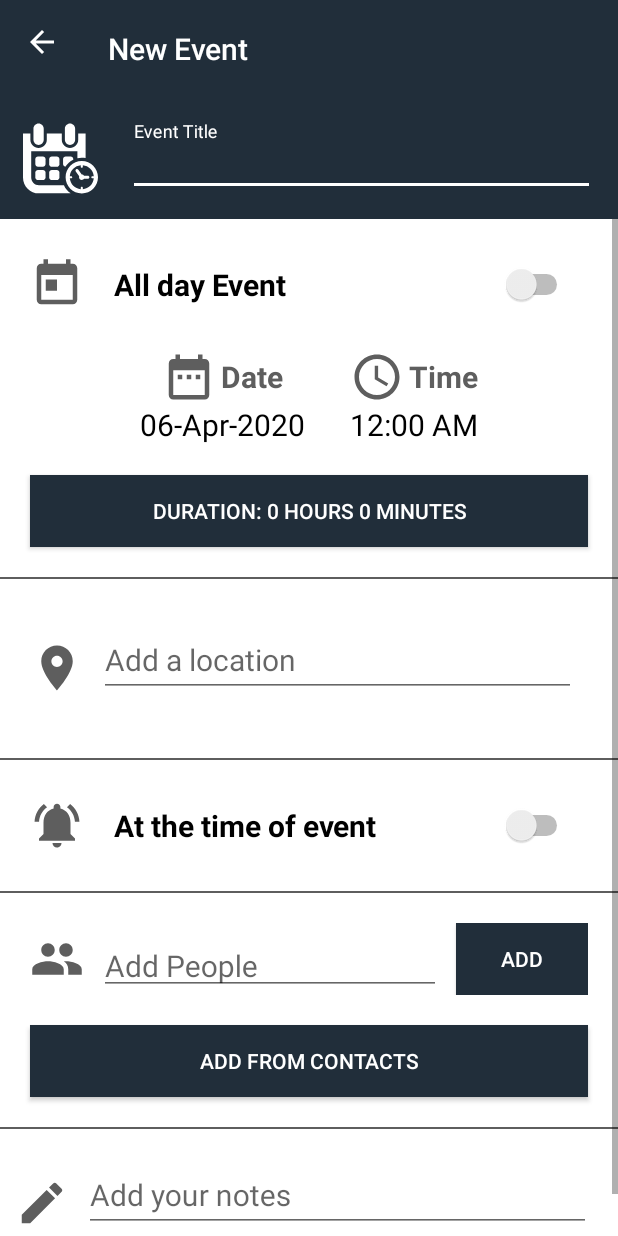
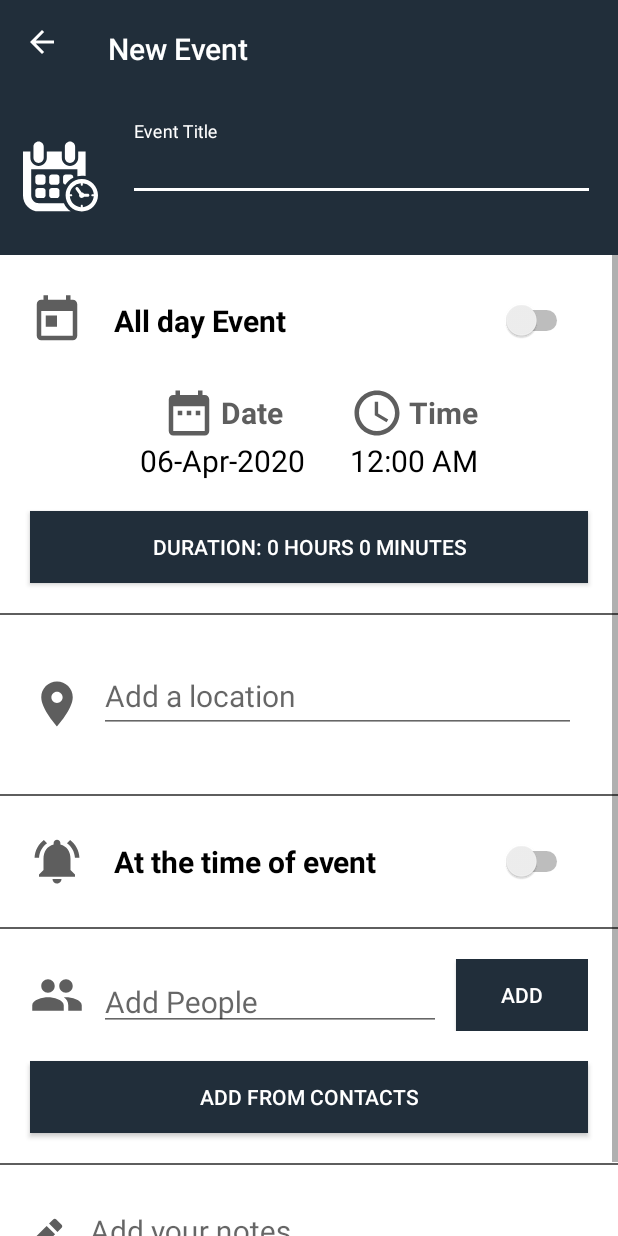
Before and after one commit to osemrt/Event-Notifier, an Android app: the layout layout_add_new_event.xml on its own in the app's theme, with its tools: preview values and no code run, on a phone screen of 412 x 824 dp. Run offline under Robolectric (Android 15) with nearby library versions, the phone set to English and light mode, and no system bars.

Commit message:
🎉 Style views

```diff
--- a/app/src/main/res/layout/activity_main.xml
+++ b/app/src/main/res/layout/activity_main.xml
@@ -10,8 +10,18 @@
         android:id="@+id/MainActivity_FrameLayout_Container"
         android:layout_width="match_parent"
         android:layout_height="wrap_content"
+        android:layout_above="@id/MainActivity_LinearLayout_Line"
+        android:layout_alignParentTop="true" />
+
+    <LinearLayout
+        android:id="@+id/MainActivity_LinearLayout_Line"
+        android:layout_width="match_parent"
+        android:layout_height="wrap_content"
         android:layout_above="@id/MainActivity_BottomNavigation"
-        android:layout_alignParentTop="true" />
+        android:background="@color/darkIndigo"
+        android:gravity="center"
+        android:orientation="horizontal"
+        android:padding="1dp" />
 
 
     <com.google.android.material.bottomnavigation.BottomNavigationView
--- a/app/src/main/res/layout/layout_add_new_event.xml
+++ b/app/src/main/res/layout/layout_add_new_event.xml
@@ -23,6 +23,7 @@
         android:layout_width="match_parent"
         android:layout_height="wrap_content"
         android:background="@color/darkIndigo"
+        android:gravity="center"
         android:orientation="horizontal"
         android:padding="15dp">
 
@@ -30,26 +31,40 @@
             android:id="@+id/imageView"
             android:layout_width="wrap_content"
             android:layout_height="wrap_content"
-            android:layout_marginRight="20dp"
+            android:layout_marginEnd="20dp"
             app:srcCompat="@drawable/ic_event" />
 
         <com.google.android.material.textfield.TextInputLayout
+            android:id="@+id/AddNewEventActivity_TextInputLayout_EventTitle"
             android:layout_width="match_parent"
-            android:layout_height="match_parent"
+            android:layout_height="wrap_content"
             android:theme="@style/EditScreenTextInputLayoutStyleLight"
-            app:counterEnabled="true"
-            app:counterMaxLength="25"
             app:errorEnabled="true">
 
             <com.google.android.material.textfield.TextInputEditText
                 android:layout_width="match_parent"
-                android:layout_height="wrap_content"
+                android:layout_height="match_parent"
                 android:hint="@string/event_title"
                 android:inputType="text"
                 android:textSize="16sp"
                 android:theme="@style/EditScreenTextInputLayoutStyleLight" />
         </com.google.android.material.textfield.TextInputLayout>
     </LinearLayout>
+
+    <FrameLayout
+        android:layout_width="wrap_content"
+        android:layout_height="wrap_content">
+
+        <ProgressBar
+            android:id="@+id/AddNewEventActivity_ProgressBar"
+            android:layout_width="64dp"
+            android:layout_height="64dp"
+            android:layout_gravity="center"
+            android:visibility="invisible" />
+
+        <LinearLayout
+            android:layout_width="wrap_content"
+            android:layout_height="wrap_content">
 
             <ScrollView
                 android:layout_width="match_parent"
@@ -115,10 +130,12 @@
                             android:orientation="horizontal">
 
                             <LinearLayout
+                                android:id="@+id/AddNewEventActivity_LinearLayout_SetDate"
                                 android:layout_width="wrap_content"
                                 android:layout_height="wrap_content"
-                        android:layout_marginRight="30dp"
+                                android:layout_marginEnd="30dp"
                                 android:gravity="center"
+                                android:onClick="setDate"
                                 android:orientation="vertical">
 
                                 <LinearLayout
@@ -168,9 +185,11 @@
                             </LinearLayout>
 
                             <LinearLayout
+                                android:id="@+id/AddNewEventActivity_LinearLayout_SetTime"
                                 android:layout_width="wrap_content"
                                 android:layout_height="wrap_content"
                                 android:gravity="center"
+                                android:onClick="setTime"
                                 android:orientation="vertical">
 
                                 <LinearLayout
@@ -234,7 +253,6 @@
                             android:textColor="@color/white" />
 
                     </LinearLayout>
-
 
                     <View
                         android:layout_width="match_parent"
@@ -421,19 +439,21 @@
                             android:id="@+id/AddNewEventActivity_ImageView_Note"
                             android:layout_width="wrap_content"
                             android:layout_height="wrap_content"
-                    android:layout_marginRight="10dp"
+                            android:layout_marginEnd="10dp"
                             app:srcCompat="@drawable/ic_edit_white" />
 
                         <LinearLayout
                             android:layout_width="match_parent"
                             android:layout_height="wrap_content"
-                    android:layout_marginRight="8dp">
+                            android:layout_marginEnd="8dp">
 
                             <com.google.android.material.textfield.TextInputLayout
                                 android:id="@+id/AddNewEventActivity_TextInputLayout_Note"
                                 android:layout_width="match_parent"
                                 android:layout_height="wrap_content"
                                 android:theme="@style/EditScreenTextInputLayoutStyleDark"
+                                app:counterEnabled="true"
+                                app:counterMaxLength="150"
                                 app:errorEnabled="true">
 
                                 <com.google.android.material.textfield.TextInputEditText
@@ -458,6 +478,10 @@
 
                 </LinearLayout>
             </ScrollView>
+        </LinearLayout>
+
+
+    </FrameLayout>
 
 
 </LinearLayout>
```
Lines whose indentation alone changed are shown as unchanged.
